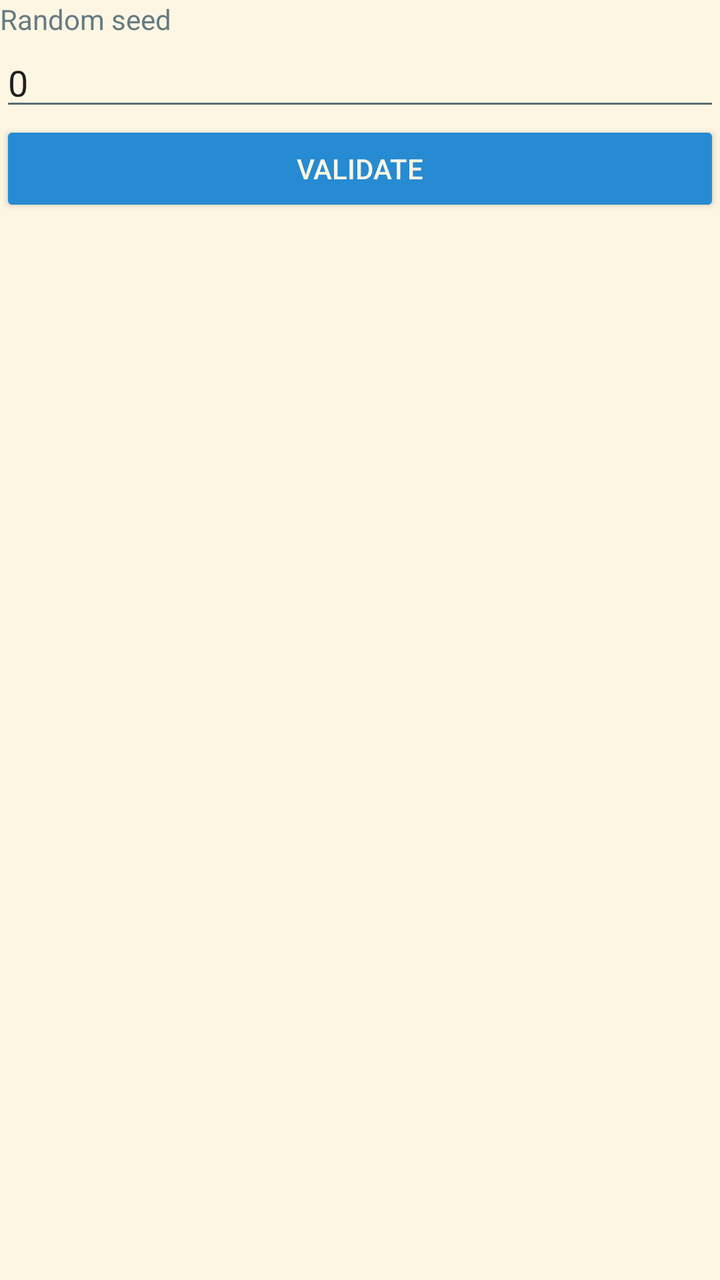
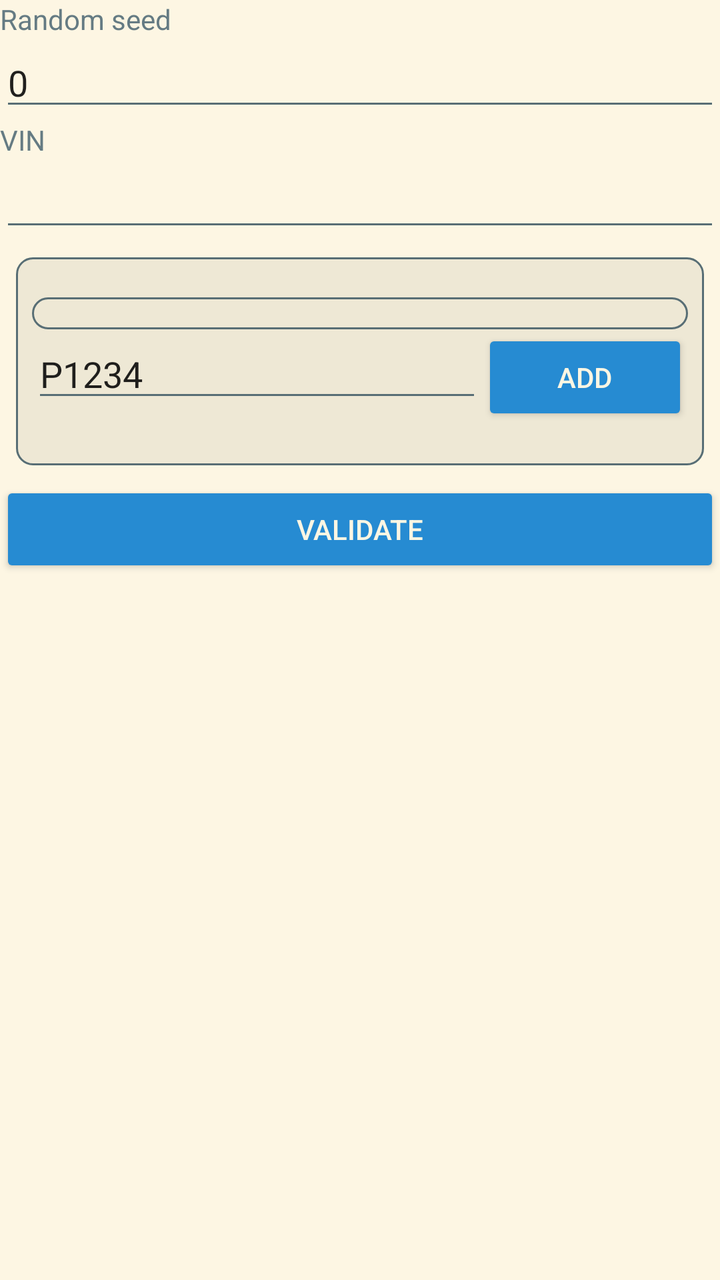

Compare the two renders of this Android layout. The source of the first and the diff that turns it into the second are given below.
<!-- AndroidManifest.xml: application theme Theme.Solarized -->
<!-- res/layout/sim_ecu_citroen_c5_x7.xml -->
<?xml version="1.0" encoding="utf-8"?>
<androidx.constraintlayout.widget.ConstraintLayout xmlns:android="http://schemas.android.com/apk/res/android"
    xmlns:app="http://schemas.android.com/apk/res-auto"
    xmlns:tools="http://schemas.android.com/tools"
    android:layout_width="match_parent"
    android:layout_height="match_parent">

    <LinearLayout
        android:layout_width="match_parent"
        android:layout_height="match_parent"
        android:orientation="vertical"
        app:layout_constraintStart_toStartOf="parent"
        app:layout_constraintBottom_toBottomOf="parent"
        app:layout_constraintEnd_toEndOf="parent"
        app:layout_constraintTop_toTopOf="parent">

        <TextView
            android:layout_width="match_parent"
            android:layout_height="wrap_content"
            android:text="@string/sim_ecu_citroen_c5_x7_seed_label" />

        <EditText
            android:id="@+id/sim_ecu_citroen_c5_x7_seed_input"
            android:layout_width="match_parent"
            android:layout_height="wrap_content"
            android:ems="10"
            android:inputType="numberDecimal"
            android:text="0" />

        <Button
            android:id="@+id/sim_ecu_citroen_c5_x7_validate"
            android:layout_width="match_parent"
            android:layout_height="wrap_content"
            android:text="@string/sim_ecu_citroen_c5_x7_validate" />

    </LinearLayout>
</androidx.constraintlayout.widget.ConstraintLayout>
<!-- resources referenced by this layout -->
<resources>
  <string name="sim_ecu_citroen_c5_x7_seed_label">Random seed</string>
  <string name="sim_ecu_citroen_c5_x7_validate">Validate</string>
  <style name="Theme.Solarized" parent="Theme.AppCompat.Light.NoActionBar">
          <item name="colorPrimary">@color/sol_base2</item>
          <item name="colorPrimaryDark">@color/sol_base1</item>
          <item name="colorAccent">@color/sol_blue</item>
  
          <item name="android:windowBackground">@color/sol_base3</item>
          <item name="android:colorBackground">@color/sol_base3</item>
          <item name="android:textColor">@color/sol_base00</item>
          <item name="colorOnPrimary">@color/sol_base00</item>
          <item name="android:textColorSecondary">@color/sol_base01</item>
  
          <item name="android:textViewStyle">@style/Solarized.TextView.Light</item>
          <item name="android:editTextStyle">@style/Solarized.EditText.Light</item>
          <item name="android:buttonStyle">@style/Solarized.Button.Light</item>
          <item name="android:checkboxStyle">@style/Solarized.CheckBox.Light</item>
          <item name="android:alertDialogTheme">@style/Solarized.TextView.AlertDialog.Light</item>
      </style>
  <color name="sol_base2">#eee8d5</color>
  <color name="sol_base1">#93a1a1</color>
  <color name="sol_blue">#268bd2</color>
  <color name="sol_base3">#fdf6e3</color>
  <color name="sol_base00">#657b83</color>
  <color name="sol_base01">#586e75</color>
  <style name="Solarized.TextView.Light" parent="TextAppearance.AppCompat">
          <item name="android:textColor">@color/sol_base00</item>
      </style>
  <style name="Solarized.EditText.Light" parent="Widget.AppCompat.EditText">
          <item name="android:textColor">@color/sol_base00</item>
          <item name="android:textColorHint">@color/sol_base01</item>
          <item name="android:backgroundTint">@color/sol_base1</item>
      </style>
  <style name="Solarized.Button.Light" parent="Widget.AppCompat.Button">
          <item name="android:textColor">@color/sol_base3</item>
          <item name="android:backgroundTint">@color/sol_blue</item>
      </style>
  <style name="Solarized.CheckBox.Light" parent="Widget.AppCompat.CompoundButton.CheckBox">
          <item name="android:textColor">@color/sol_base00</item>
          <item name="buttonTint">@color/sol_cyan</item>
      </style>
  <style name="Solarized.TextView.AlertDialog.Light" parent="Theme.AppCompat.Dialog.Alert">
          <item name="android:background">@color/sol_base2</item>
      </style>
  <color name="sol_cyan">#2aa198</color>
</resources>

<!-- the commit's change to res/layout/sim_ecu_citroen_c5_x7.xml (unified diff, before → after) -->
@@ -26,6 +26,62 @@
             android:ems="10"
             android:inputType="numberDecimal"
             android:text="0" />
+        
+       <TextView
+            android:layout_width="match_parent"
+            android:layout_height="wrap_content"
+            android:text="@string/sim_ecu_citroen_c5_x7_vin_label" />
+
+        <EditText
+            android:id="@+id/sim_ecu_citroen_c5_x7_vin_input"
+            android:layout_width="match_parent"
+            android:layout_height="wrap_content"
+            android:ems="10"
+            android:inputType="textNoSuggestions"
+            android:imeOptions="flagNoPersonalizedLearning" />
+
+        <LinearLayout
+            android:layout_width="match_parent"
+            android:layout_height="wrap_content"
+            android:layout_margin="8dp"
+            android:background="@drawable/border"
+            android:orientation="vertical"
+            android:paddingVertical="20dp">
+
+            <LinearLayout
+                android:id="@+id/sim_ecu_citroen_c5_x7_dtc_list"
+                android:layout_width="match_parent"
+                android:layout_height="wrap_content"
+                android:background="@drawable/border"
+                android:orientation="vertical"
+                android:visibility="visible" />
+
+            <LinearLayout
+                android:layout_width="match_parent"
+                android:layout_height="wrap_content"
+                android:orientation="horizontal">
+
+                <EditText
+                    android:id="@+id/sim_ecu_citroen_c5_x7_dtc_entry"
+                    android:layout_width="wrap_content"
+                    android:layout_height="wrap_content"
+                    android:layout_weight="1"
+                    android:ems="10"
+                    android:inputType="textNoSuggestions"
+                    android:imeOptions="flagNoPersonalizedLearning"
+                    android:importantForAutofill="no"
+                    android:autofillHints=""
+                    android:text="@string/sim_ecu_citroen_c5_x7_dtc_entry" />
+
+                <Button
+                    android:id="@+id/sim_ecu_citroen_c5_x7_dtc_entry_validate"
+                    android:layout_width="wrap_content"
+                    android:layout_height="wrap_content"
+                    android:layout_weight="1"
+                    android:text="@string/sim_ecu_citroen_c5_x7_dtc_entry_validate" />
+
+            </LinearLayout>
+        </LinearLayout>
 
         <Button
             android:id="@+id/sim_ecu_citroen_c5_x7_validate"
<!-- resource entries referenced after the edit -->
@@ -1,7 +1,30 @@
 <!-- resources referenced by this layout -->
 <resources>
+  <!-- drawable border (drawable) -->
+  <shape xmlns:android="http://schemas.android.com/apk/res/android">
+      
+      <solid android:color="?attr/colorPrimary"/>
+  
+      
+      <stroke
+          android:width="1dp"
+          android:color="?attr/android:textColorSecondary"/>
+  
+      
+      <corners android:radius="8dp"/>
+  
+      
+      <padding
+          android:left="8dp"
+          android:top="8dp"
+          android:right="8dp"
+          android:bottom="8dp"/>
+  </shape>
+  <string name="sim_ecu_citroen_c5_x7_dtc_entry">P1234</string>
+  <string name="sim_ecu_citroen_c5_x7_dtc_entry_validate">Add</string>
   <string name="sim_ecu_citroen_c5_x7_seed_label">Random seed</string>
   <string name="sim_ecu_citroen_c5_x7_validate">Validate</string>
+  <string name="sim_ecu_citroen_c5_x7_vin_label">VIN</string>
   <style name="Theme.Solarized" parent="Theme.AppCompat.Light.NoActionBar">
           <item name="colorPrimary">@color/sol_base2</item>
           <item name="colorPrimaryDark">@color/sol_base1</item>
